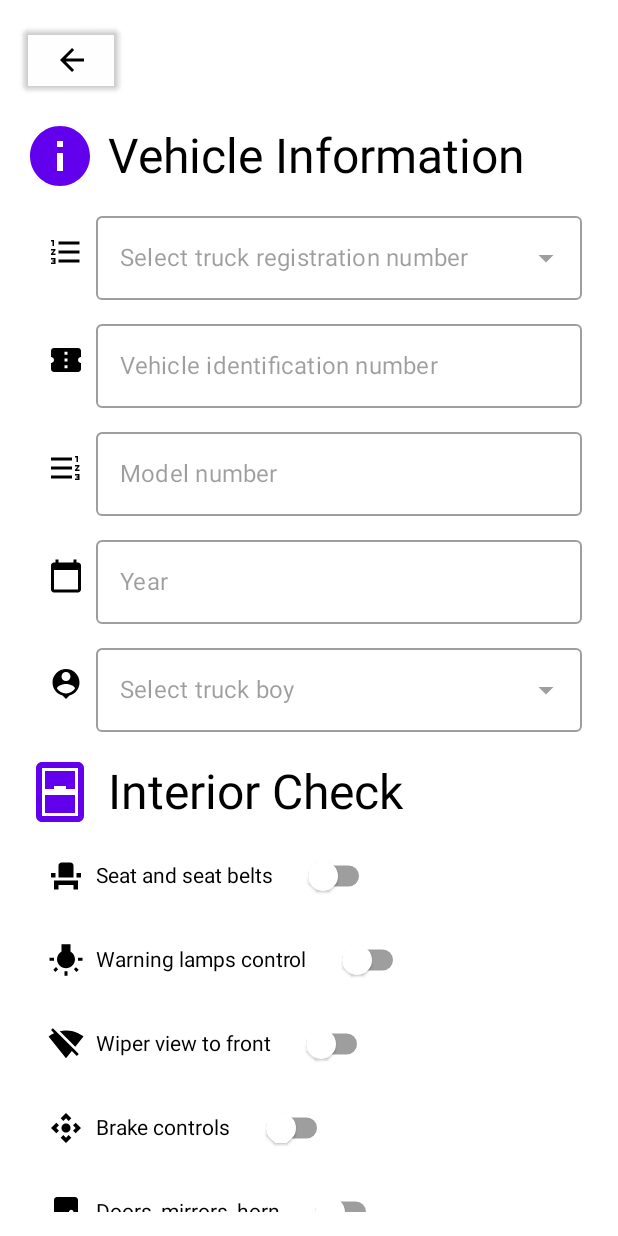
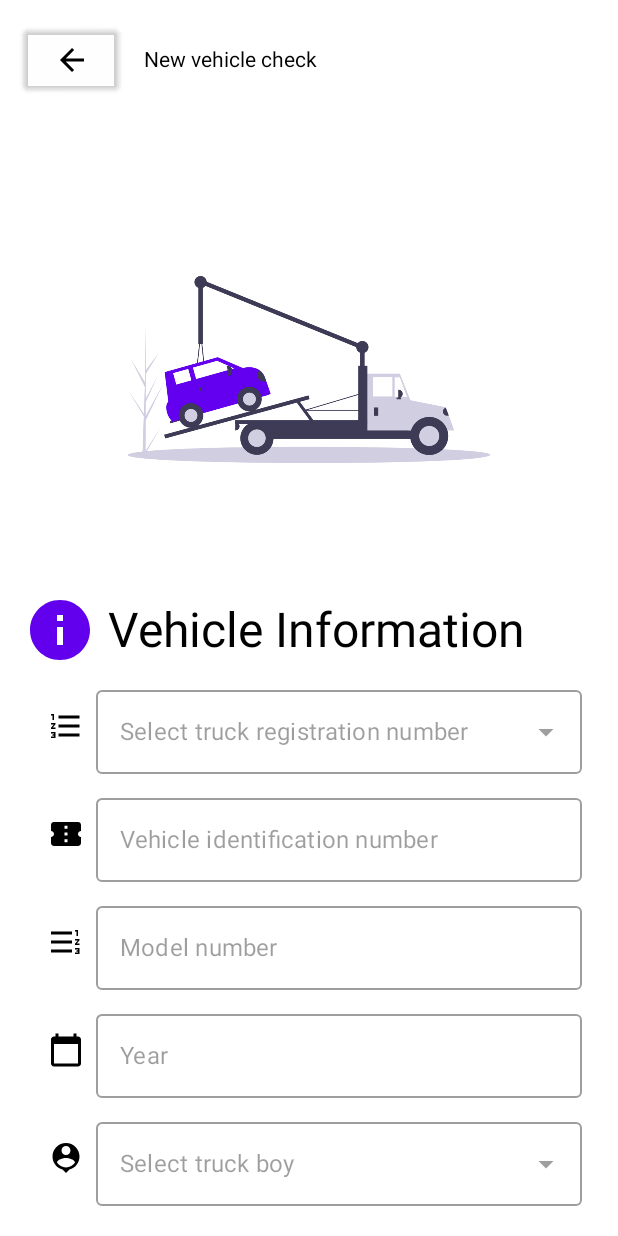
Before and after one commit to Daeon97/TruckChecklist, an Android app built with Jetpack Compose: the ChecklistActivity screen opened directly, with no data from a screen before it, on a phone screen of 412 x 824 dp. Run offline under Robolectric (Android 15) with nearby library versions, the phone set to English and light mode, and no system bars; our stand-ins replace Room's generated code.

Commit message:
Further adjusted checklist screen

```diff
--- a/app/src/main/java/com/engelsimmanuel/truckchecklist/screens/ChecklistActivity.kt
+++ b/app/src/main/java/com/engelsimmanuel/truckchecklist/screens/ChecklistActivity.kt
@@ -311,11 +311,13 @@ fun ChecklistScreen(infoViewModel: InfoViewModel, activity: Activity) {
             Modifier
                 .fillMaxSize()
         ) {
+            Row(
+                modifier = Modifier
+                .fillMaxWidth()
+                    .padding(16.dp),
+                verticalAlignment = Alignment.CenterVertically
+            ) {
                 Button(
-                modifier = Modifier.padding(
-                    top = 16.dp,
-                    start = 16.dp
-                ),
                     colors = ButtonDefaults.buttonColors(
                         backgroundColor = Color(android.R.color.white)
                     ),
@@ -329,12 +331,27 @@ fun ChecklistScreen(infoViewModel: InfoViewModel, activity: Activity) {
                         contentDescription = "back button"
                     )
                 }
+                Text(
+                    text = "New vehicle check",
+                    modifier = Modifier.padding(start = 16.dp)
+                )
+            }
             Column(
                 Modifier
                     .fillMaxSize()
                     .padding(16.dp)
                     .verticalScroll(state = scrollState)
             ) {
+                Image(
+                    modifier = Modifier
+                        .width(300.dp)
+                        .height(300.dp)
+                        .align(alignment = Alignment.CenterHorizontally),
+                    painter = painterResource(
+                        id = R.drawable.truckillustration
+                    ),
+                    contentDescription = "truck illustration"
+                )
                 Row(
                     verticalAlignment = Alignment.CenterVertically,
                     modifier = Modifier.fillMaxWidth()
```
Also changed, not shown: app/src/main/res/drawable/truckillustration.png (added). Lines whose indentation alone changed are shown as unchanged.
